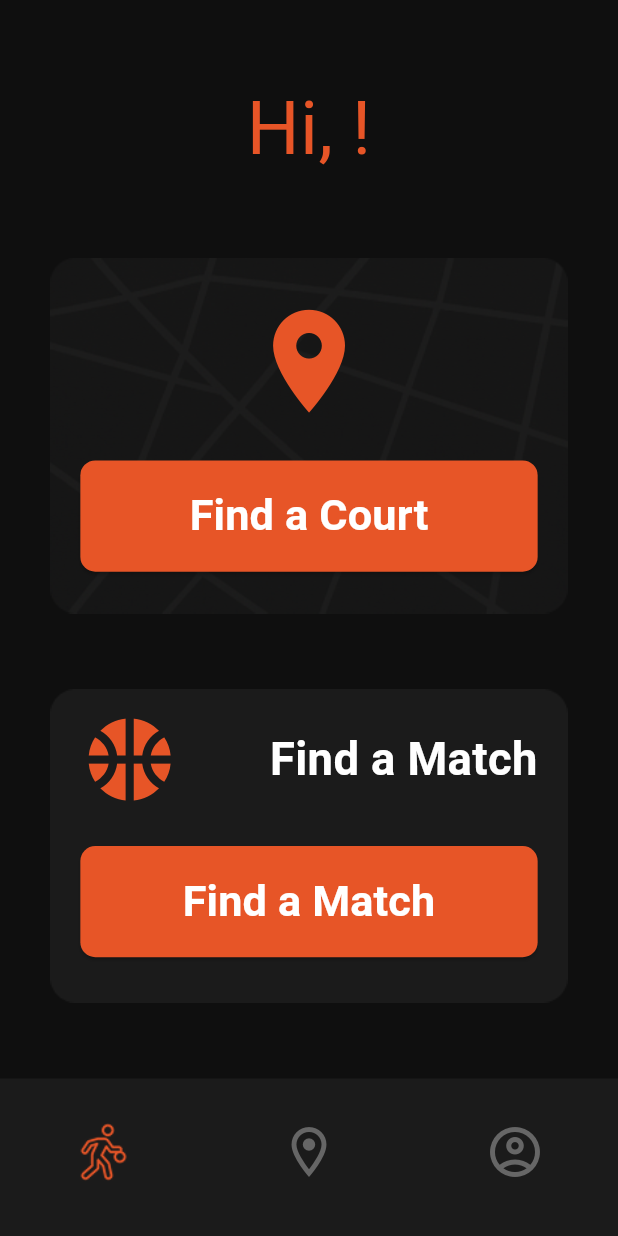
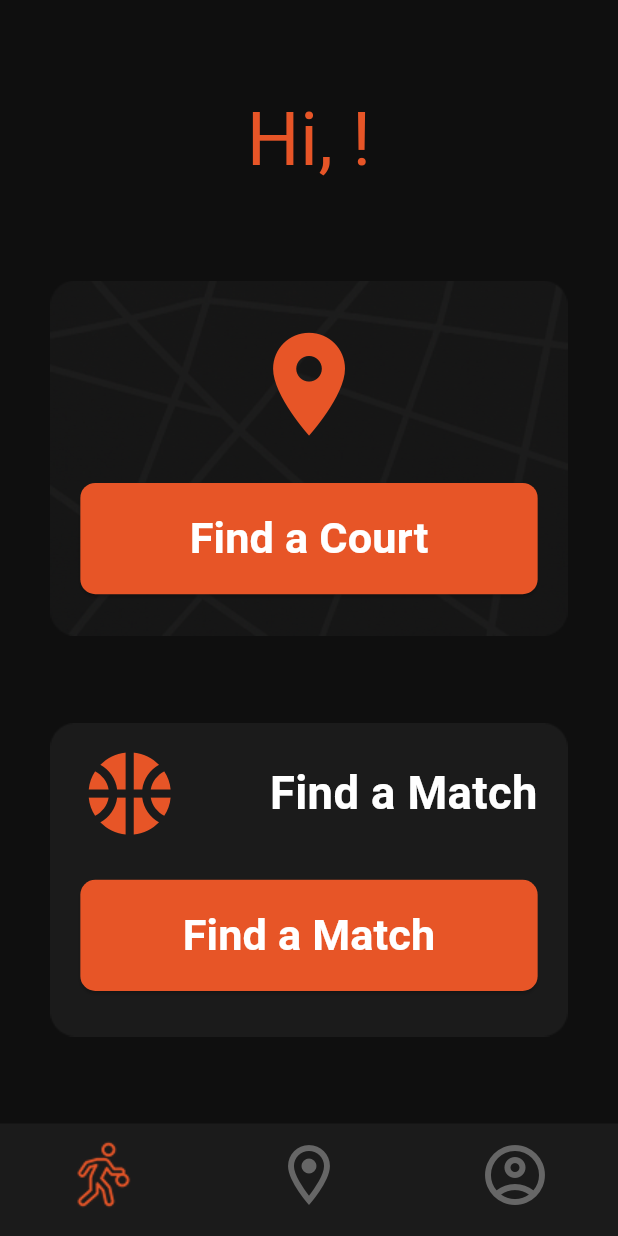
Before and after one commit to FreeOnur/BallerApp, a Flutter app: the screen it shows once a user with an empty profile is signed in, on a phone screen of 412 x 824 dp. Run offline on Flutter 3.47's test engine with Material 3 defaults, Android fonts, the phone set to English and light mode, and no system bars; our stand-ins replace image_picker, supabase_flutter; missing offline and left inert: dart:ffi; accounts and stored records are empty; statements that could not run were skipped; project files that could hold a hidden picture were left out.

Commit message:
Update BottomNavigationBar icon scaling for improved visibility

```diff
--- a/baller_app/lib/widgets/bars/bottom_navigation_bars/bottom_navigation_bar_1.dart
+++ b/baller_app/lib/widgets/bars/bottom_navigation_bars/bottom_navigation_bar_1.dart
@@ -15,20 +15,23 @@ class btmNavigationBar extends StatelessWidget {
       items: <BottomNavigationBarItem>[
         BottomNavigationBarItem(
           icon: Transform.scale(
-            scale: 1.2,
-            child: ImageIcon(
-              AssetImage('assets/icons/Basketball_Player.png'),
-              size: 70,
-            ),
+            scale: 2.4,
+            child: ImageIcon(AssetImage('assets/icons/Basketball_Player.png')),
           ),
           label: '',
         ),
         BottomNavigationBarItem(
-          icon: Icon(Icons.location_on_outlined),
+          icon: Transform.scale(
+            scale: 1.2,
+            child: Icon(Icons.location_on_outlined),
+          ),
           label: '',
         ),
         BottomNavigationBarItem(
-          icon: Icon(Icons.account_circle_outlined),
+          icon: Transform.scale(
+            scale: 1.2,
+            child: Icon(Icons.account_circle_outlined),
+          ),
           label: '',
         ),
       ],
```
